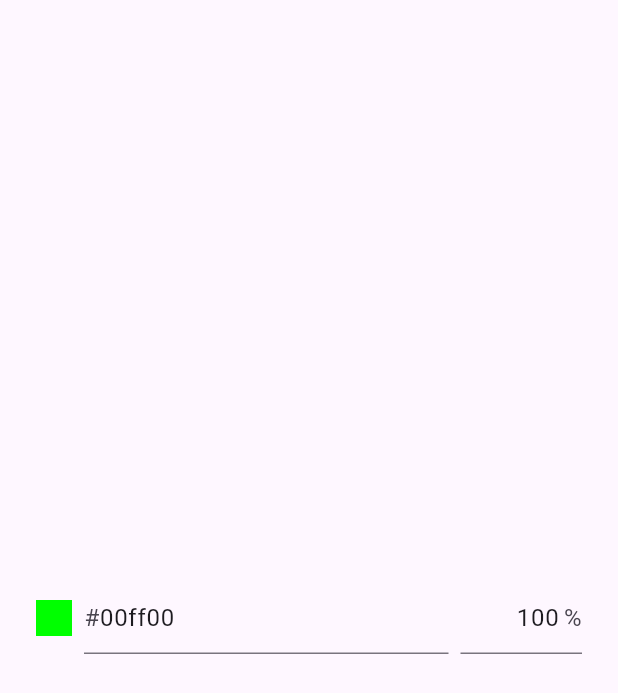
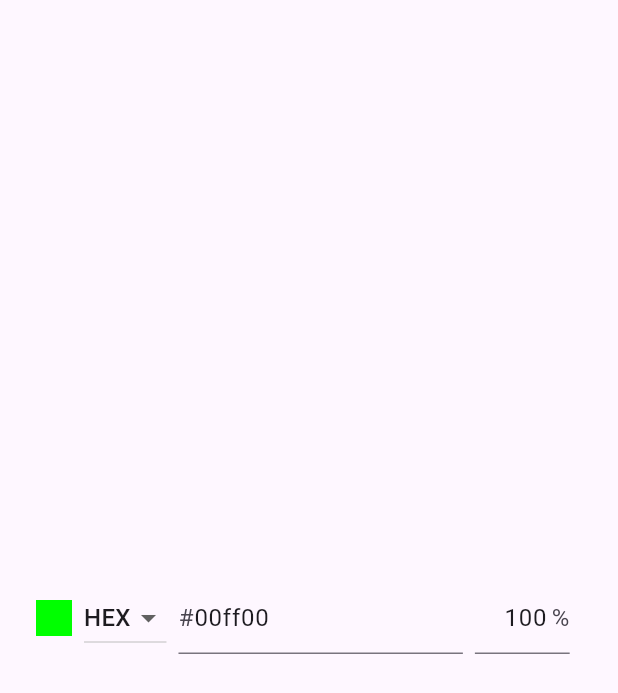
Before and after one commit to yousinix/color_picker, a Flutter app: the screen it shows after launch, on a phone screen of 412 x 824 dp. Shown: the top 693 px of the screen. Run offline on Flutter 3.47's test engine with Material 2 defaults, Android fonts, the phone set to English and light mode, and no system bars.

Commit message:
feat: add color space picker

```diff
--- a/lib/src/color_picker.dart
+++ b/lib/src/color_picker.dart
@@ -2,13 +2,22 @@ import 'package:flutter/material.dart';
 import 'package:flutter/services.dart';
 import 'color_utils.dart';
 
+enum ColorSpace {
+  hex('HEX');
+
+  const ColorSpace(this.name);
+  final String name;
+}
+
 class ColorPicker extends StatefulWidget {
   final Color initialColor;
+  final ColorSpace initialColorSpace;
   final ValueChanged<Color>? onChange;
 
   const ColorPicker({
     super.key,
     required this.initialColor,
+    this.initialColorSpace = ColorSpace.hex,
     this.onChange,
   });
 
@@ -17,12 +26,14 @@ class ColorPicker extends StatefulWidget {
 }
 
 class _ColorPickerState extends State<ColorPicker> {
+  late ColorSpace space;
   late Color color;
   late int alpha;
 
   @override
   void initState() {
     super.initState();
+    space = widget.initialColorSpace;
     color = widget.initialColor;
     alpha = 100;
   }
@@ -44,6 +55,25 @@ class _ColorPickerState extends State<ColorPicker> {
           height: 24,
           width: 24,
           color: color,
+        ),
+        const SizedBox.square(
+          dimension: 8,
+        ),
+        Flexible(
+          flex: 1,
+          child: DropdownButton(
+            value: widget.initialColorSpace,
+            items: ColorSpace.values
+                .map((x) => DropdownMenuItem(
+                      value: x,
+                      child: Text(x.name),
+                    ))
+                .toList(),
+            onChanged: (value) {
+              if (value == null) return;
+              setState(() => space = value);
+            },
+          ),
         ),
         const SizedBox.square(
           dimension: 8,
```
